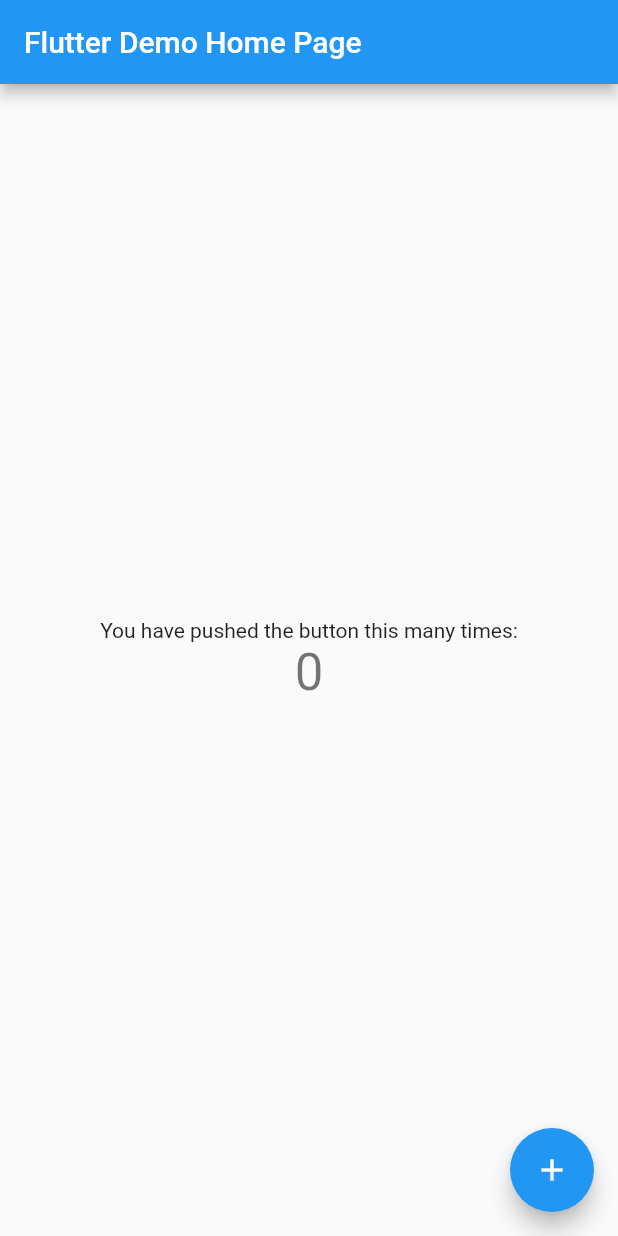
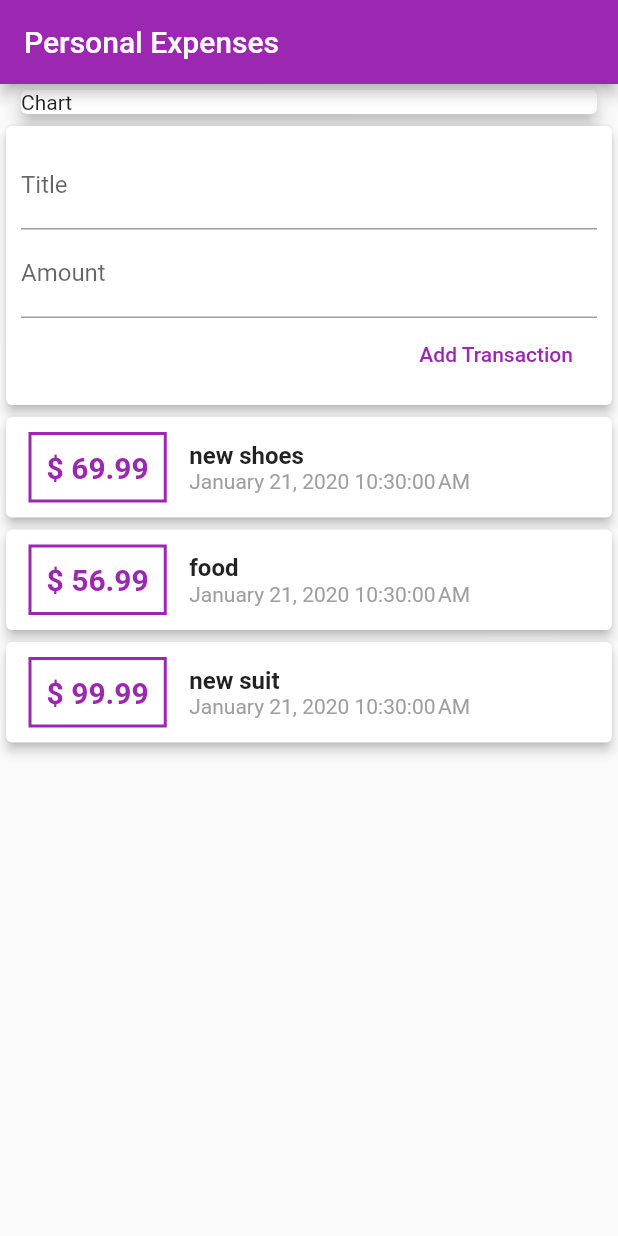
Before and after one commit to Donkijote/personal_expenses, a Flutter app: the screen it shows after launch, on a phone screen of 412 x 824 dp. Run offline on Flutter 3.47's test engine with Material 2 defaults, Android fonts, the phone set to English and light mode, and no system bars.

Commit message:
creating transactio list adding transaction to the list managing state

```diff
--- a/lib/main.dart
+++ b/lib/main.dart
@@ -1,4 +1,6 @@
 import 'package:flutter/material.dart';
+
+import './widgets/user_transaction.dart';
 
 void main() => runApp(MyApp());
 
@@ -7,36 +9,17 @@ class MyApp extends StatelessWidget {
   @override
   Widget build(BuildContext context) {
     return MaterialApp(
-      title: 'Flutter Demo',
+      title: 'Personal Expenses',
       theme: ThemeData(
-        // This is the theme of your application.
-        //
-        // Try running your application with "flutter run". You'll see the
-        // application has a blue toolbar. Then, without quitting the app, try
-        // changing the primarySwatch below to Colors.green and then invoke
-        // "hot reload" (press "r" in the console where you ran "flutter run",
-        // or simply save your changes to "hot reload" in a Flutter IDE).
-        // Notice that the counter didn't reset back to zero; the application
-        // is not restarted.
-        primarySwatch: Colors.blue,
+        primarySwatch: Colors.purple,
       ),
-      home: MyHomePage(title: 'Flutter Demo Home Page'),
+      home: MyHomePage(title: 'Personal Expenses'),
     );
   }
 }
 
 class MyHomePage extends StatefulWidget {
   MyHomePage({Key key, this.title}) : super(key: key);
-
-  // This widget is the home page of your application. It is stateful, meaning
-  // that it has a State object (defined below) that contains fields that affect
-  // how it looks.
-
-  // This class is the configuration for the state. It holds the values (in this
-  // case the title) provided by the parent (in this case the App widget) and
-  // used by the build method of the State. Fields in a Widget subclass are
-  // always marked "final".
-
   final String title;
 
   @override
@@ -44,68 +27,27 @@ class MyHomePage extends StatefulWidget {
 }
 
 class _MyHomePageState extends State<MyHomePage> {
-  int _counter = 0;
-
-  void _incrementCounter() {
-    setState(() {
-      // This call to setState tells the Flutter framework that something has
-      // changed in this State, which causes it to rerun the build method below
-      // so that the display can reflect the updated values. If we changed
-      // _counter without calling setState(), then the build method would not be
-      // called again, and so nothing would appear to happen.
-      _counter++;
-    });
-  }
-
   @override
   Widget build(BuildContext context) {
-    // This method is rerun every time setState is called, for instance as done
-    // by the _incrementCounter method above.
-    //
-    // The Flutter framework has been optimized to make rerunning build methods
-    // fast, so that you can just rebuild anything that needs updating rather
-    // than having to individually change instances of widgets.
     return Scaffold(
       appBar: AppBar(
-        // Here we take the value from the MyHomePage object that was created by
-        // the App.build method, and use it to set our appbar title.
         title: Text(widget.title),
       ),
-      body: Center(
-        // Center is a layout widget. It takes a single child and positions it
-        // in the middle of the parent.
+      body: SingleChildScrollView(
         child: Column(
-          // Column is also a layout widget. It takes a list of children and
-          // arranges them vertically. By default, it sizes itself to fit its
-          // children horizontally, and tries to be as tall as its parent.
-          //
-          // Invoke "debug painting" (press "p" in the console, choose the
-          // "Toggle Debug Paint" action from the Flutter Inspector in Android
-          // Studio, or the "Toggle Debug Paint" command in Visual Studio Code)
-          // to see the wireframe for each widget.
-          //
-          // Column has various properties to control how it sizes itself and
-          // how it positions its children. Here we use mainAxisAlignment to
-          // center the children vertically; the main axis here is the vertical
-          // axis because Columns are vertical (the cross axis would be
-          // horizontal).
-          mainAxisAlignment: MainAxisAlignment.center,
           children: <Widget>[
-            Text(
-              'You have pushed the button this many times:',
+            Container(
+              width: double.infinity,
+              margin: EdgeInsets.fromLTRB(10, 0, 10, 0),
+              child: Card(
+                child: Text('Chart'),
+                elevation: 5,
+              ),
             ),
-            Text(
-              '$_counter',
-              style: Theme.of(context).textTheme.display1,
-            ),
+            UserTransaction()
           ],
         ),
       ),
-      floatingActionButton: FloatingActionButton(
-        onPressed: _incrementCounter,
-        tooltip: 'Increment',
-        child: Icon(Icons.add),
-      ), // This trailing comma makes auto-formatting nicer for build methods.
     );
   }
 }
--- /dev/null
+++ b/lib/models/transaction.dart
@@ -0,0 +1,14 @@
+import 'package:flutter/foundation.dart';
+
+class Transaction {
+  final String id;
+  final String title;
+  final double amount;
+  final DateTime date;
+
+  Transaction(
+      {@required this.id,
+      @required this.title,
+      @required this.amount,
+      @required this.date});
+}
--- /dev/null
+++ b/lib/widgets/new_transaction.dart
@@ -0,0 +1,62 @@
+import 'package:flutter/material.dart';
+
+class NewTransaction extends StatelessWidget {
+  final Function addTransactionHandler;
+  final titleInput = TextEditingController();
+  final amountInput = TextEditingController();
+
+  NewTransaction(this.addTransactionHandler);
+
+  void submitData() {
+    final enteredTitle = titleInput.text;
+    final enteredAmount = double.parse(amountInput.text);
+
+    if (enteredTitle.isEmpty || enteredAmount <= 0) {
+      return;
+    }
+
+    addTransactionHandler(
+      enteredTitle,
+      enteredAmount,
+    );
+  }
+
+  @override
+  Widget build(BuildContext context) {
+    return Card(
+      elevation: 3,
+      child: Container(
+        padding: EdgeInsets.all(10),
+        child: Column(
+          crossAxisAlignment: CrossAxisAlignment.end,
+          children: <Widget>[
+            TextField(
+              decoration: InputDecoration(
+                labelText: 'Title',
+              ),
+              cursorColor: Colors.purple,
+              controller: titleInput,
+              onSubmitted: (_) => submitData(),
+            ),
+            TextField(
+              decoration: InputDecoration(
+                labelText: 'Amount',
+              ),
+              cursorColor: Colors.purple,
+              controller: amountInput,
+              keyboardType: TextInputType.number,
+              onSubmitted: (_) => submitData(),
+            ),
+            FlatButton(
+              child: Text(
+                'Add Transaction',
+              ),
+              textColor: Colors.purple,
+              onPressed: submitData,
+            )
+          ],
+        ),
+      ),
+    );
+  }
+}
--- /dev/null
+++ b/lib/widgets/transaction_list.dart
@@ -0,0 +1,66 @@
+import 'package:flutter/material.dart';
+import 'package:intl/intl.dart';
+import '../models/transaction.dart';
+
+class TransactionList extends StatelessWidget {
+  final List<Transaction> _userTransactions;
+
+  TransactionList(this._userTransactions);
+
+  @override
+  Widget build(BuildContext context) {
+    return Container(
+      height: 450,
+      child: ListView.builder(
+        itemBuilder: (ctx, i) {
+          var tx = _userTransactions[i];
+          return Card(
+            elevation: 3,
+            child: Row(
+              children: <Widget>[
+                Container(
+                  margin: EdgeInsets.symmetric(vertical: 10, horizontal: 15),
+                  decoration: BoxDecoration(
+                    border: Border.all(
+                      color: Colors.purple,
+                      width: 2,
+                    ),
+                  ),
+                  padding: EdgeInsets.all(10),
+                  child: Text(
+                    '\$ ${tx.amount.toStringAsFixed(2)}',
+                    style: TextStyle(
+                      fontWeight: FontWeight.bold,
+                      fontSize: 20,
+                      color: Colors.purple,
+                    ),
+                  ),
+                ),
+                Column(
+                  crossAxisAlignment: CrossAxisAlignment.start,
+                  children: <Widget>[
+                    Text(
+                      tx.title,
+                      style: TextStyle(
+                        fontWeight: FontWeight.bold,
+                        fontSize: 16,
+                      ),
+                    ),
+                    Text(
+                      DateFormat().format(tx.date),
+                      style: TextStyle(
+                        fontSize: 14,
+                        color: Colors.grey,
+                      ),
+                    )
+                  ],
+                )
+              ],
+            ),
+          );
+        },
+        itemCount: _userTransactions.length,
+      ),
+    );
+  }
+}
--- /dev/null
+++ b/lib/widgets/user_transaction.dart
@@ -0,0 +1,56 @@
+import 'package:flutter/material.dart';
+
+import '../models/transaction.dart';
+import 'new_transaction.dart';
+import 'transaction_list.dart';
+
+class UserTransaction extends StatefulWidget {
+  @override
+  _UserTransactionState createState() => _UserTransactionState();
+}
+
+class _UserTransactionState extends State<UserTransaction> {
+  final List<Transaction> _userTransactions = [
+    Transaction(
+      id: 't1',
+      title: 'new shoes',
+      amount: 69.99,
+      date: DateTime.now(),
+    ),
+    Transaction(
+      id: 't2',
+      title: 'food',
+      amount: 56.99,
+      date: DateTime.now(),
+    ),
+    Transaction(
+      id: 't3',
+      title: 'new suit',
+      amount: 99.99,
+      date: DateTime.now(),
+    ),
+  ];
+
+  void _addNewTransaction(String txTitle, double txAmount) {
+    final newTx = Transaction(
+      title: txTitle,
+      amount: txAmount,
+      date: DateTime.now(),
+      id: DateTime.now().toString(),
+    );
+
+    setState(() {
+      _userTransactions.add(newTx);
+    });
+  }
+
+  @override
+  Widget build(BuildContext context) {
+    return Column(
+      children: <Widget>[
+        NewTransaction(_addNewTransaction),
+        TransactionList(_userTransactions),
+      ],
+    );
+  }
+}
```
Also changed, not shown: pubspec.yaml (+1 -6 lines), pubspec.lock.
